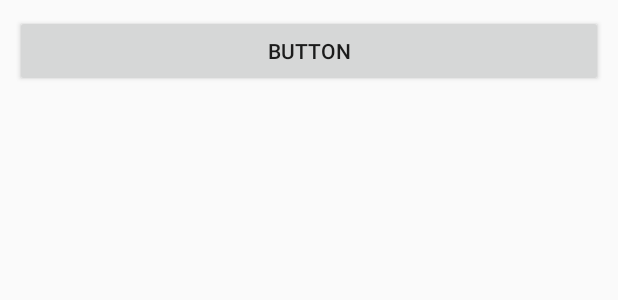
After one commit to JordanGardiner/Messy_Flatmates, an Android app: the layout task_for_resourse_my_tasks.xml on its own in the app's theme, with its tools: preview values and no code run, on a phone screen of 412 x 824 dp. The commit adds this screen. Shown: the top 300 px of the screen. Run offline under Robolectric (Android 15) with nearby library versions, the phone set to English and light mode, and no system bars.

Commit message:
Created a recycledview frame and support functions for my Tasks

```diff
--- a/app/src/main/java/com/example/messy_flatmates/Fragments/Login_Home_page.java
+++ b/app/src/main/java/com/example/messy_flatmates/Fragments/Login_Home_page.java
@@ -14,6 +14,7 @@ import android.widget.TextView;
 import com.example.messy_flatmates.Extra_Code;
 import com.example.messy_flatmates.R;
 import com.example.messy_flatmates.db.Connections;
+import com.example.messy_flatmates.db.Get_requests;
 
 import org.json.JSONException;
 import org.json.JSONObject;
@@ -33,7 +34,7 @@ public class Login_Home_page extends Fragment {
 
         myView = inflater.inflate(R.layout.login_home_page_layout, container, false);
         final Extra_Code wrapper = new Extra_Code();
-        Connections connect = new Connections();
+        Get_requests get_request = new Get_requests();
 
         Button login = myView.findViewById(R.id.login_homeLoginBtn);
         login.setOnClickListener(new View.OnClickListener() {
@@ -55,7 +56,7 @@ public class Login_Home_page extends Fragment {
             }
         });
 
-        JSONObject response = connect.SendRequest( "/api/Status", null, null, "GET"); //@Todo add this to the get_request class
+        JSONObject response = get_request.SendRequest( "/api/Status", null, null, "GET"); //@Todo add this to the get_request class
 
         TextView statusBox = myView.findViewById(R.id.login_homeDbStatus);
         try {
--- a/app/src/main/java/com/example/messy_flatmates/Fragments/Settings_fragment.java
+++ b/app/src/main/java/com/example/messy_flatmates/Fragments/Settings_fragment.java
@@ -20,6 +20,7 @@ import com.example.messy_flatmates.db.InternalDBHandler;
 
 /**
  * @version 1.0
+ * @todo delete flat button (Only appear if a user is an admin
  */
 public class Settings_fragment extends Fragment {
     View myView;
--- /dev/null
+++ b/app/src/main/java/com/example/messy_flatmates/adapter/TaskRecylerAdapter.java
@@ -0,0 +1 @@
+package com.example.messy_flatmates.adapter;
--- a/app/src/main/java/com/example/messy_flatmates/db/Connections.java
+++ b/app/src/main/java/com/example/messy_flatmates/db/Connections.java
@@ -267,11 +267,11 @@ public class Connections {
 
 
                         if(!requestType.equals("GET")){
+                            con.setDoOutput(true);
                             try(OutputStream os = con.getOutputStream()) {
                                 byte[] input = jsonString.getBytes("utf-8");
                                 os.write(input, 0, input.length);
                             }
-                            con.setDoOutput(true);
                         }
 
                         setResponseCode(Integer.toString(con.getResponseCode()));
--- /dev/null
+++ b/app/src/main/res/layout/task_for_resourse_my_tasks.xml
@@ -0,0 +1,15 @@
+<?xml version="1.0" encoding="utf-8"?>
+<LinearLayout
+    xmlns:android="http://schemas.android.com/apk/res/android"
+    android:layout_width="match_parent"
+    android:layout_height="wrap_content"
+    android:orientation="horizontal"
+    android:padding="10dp">
+
+    <Button
+        android:id="@+id/task_resourseBTN"
+        android:layout_width="wrap_content"
+        android:layout_height="wrap_content"
+        android:layout_weight="1"
+        android:text="Button" />
+</LinearLayout>
--- a/app/src/main/res/values/colors.xml
+++ b/app/src/main/res/values/colors.xml
@@ -4,6 +4,7 @@
     <color name="colorPrimaryDark">#00574B</color>
     <color name="colorAccent">#D81B60</color>
     <color name="colorBasictext">#ffffff</color>
+    <color name="colorHintText">#000000</color>
     <color name="colorCards">#707070</color>
     <color name="colorPanels">#221A1A</color>
     <color name="colorButtons">#484040</color>
--- a/app/src/main/res/values/styles.xml
+++ b/app/src/main/res/values/styles.xml
@@ -6,7 +6,7 @@
         <item name="colorPrimary">@color/colorPrimary</item>
         <item name="colorPrimaryDark">@color/colorBackground</item>
         <item name="colorAccent">@color/colorAccent</item>
-        <item name="android:textColorHint">@color/colorBasictext</item>
+        <item name="android:textColorHint">@color/colorHintText</item>
     </style>
 
     <style name="AppTheme.NoActionBar">
```
Also changed, not shown: app/build.gradle (+8 -0 lines), app/src/main/java/com/example/messy_flatmates/Fragments/Flat_home_fragment.java (+22 -2 lines), app/src/main/java/com/example/messy_flatmates/Fragments/ListAdapter.java (added, +72 -0 lines), app/src/main/java/com/example/messy_flatmates/Fragments/My_task_fragment.java (+25 -0 lines), app/src/main/java/com/example/messy_flatmates/Fragments/tempData.java (added, +13 -0 lines), app/src/main/java/com/example/messy_flatmates/MainActivity.java (+7 -0 lines), app/src/main/res/layout/my_task_layout.xml (+31 -2 lines).
